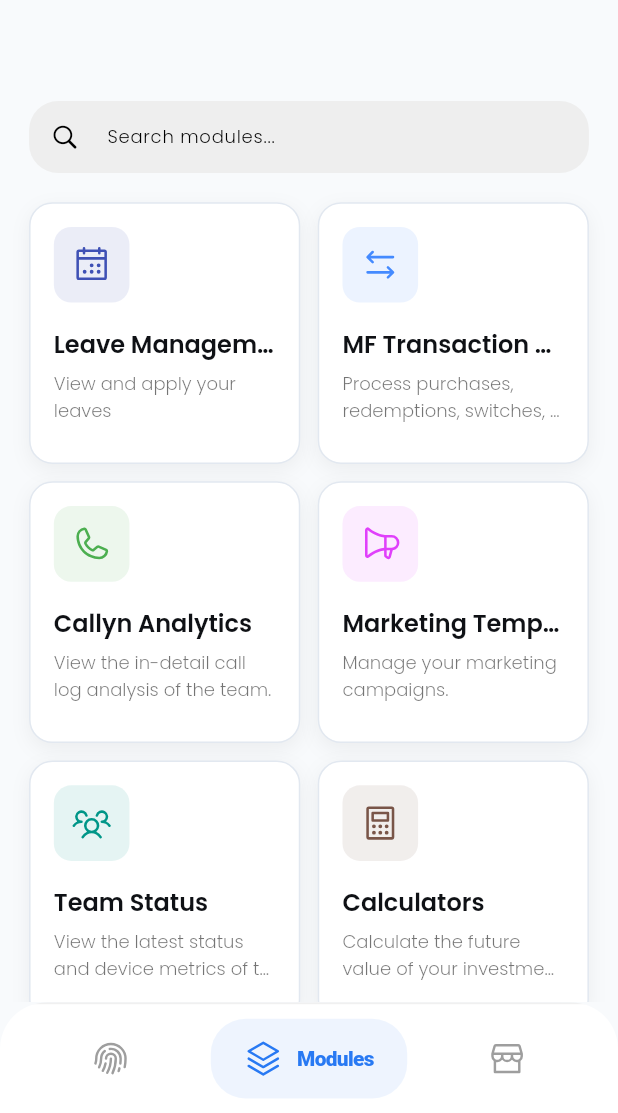
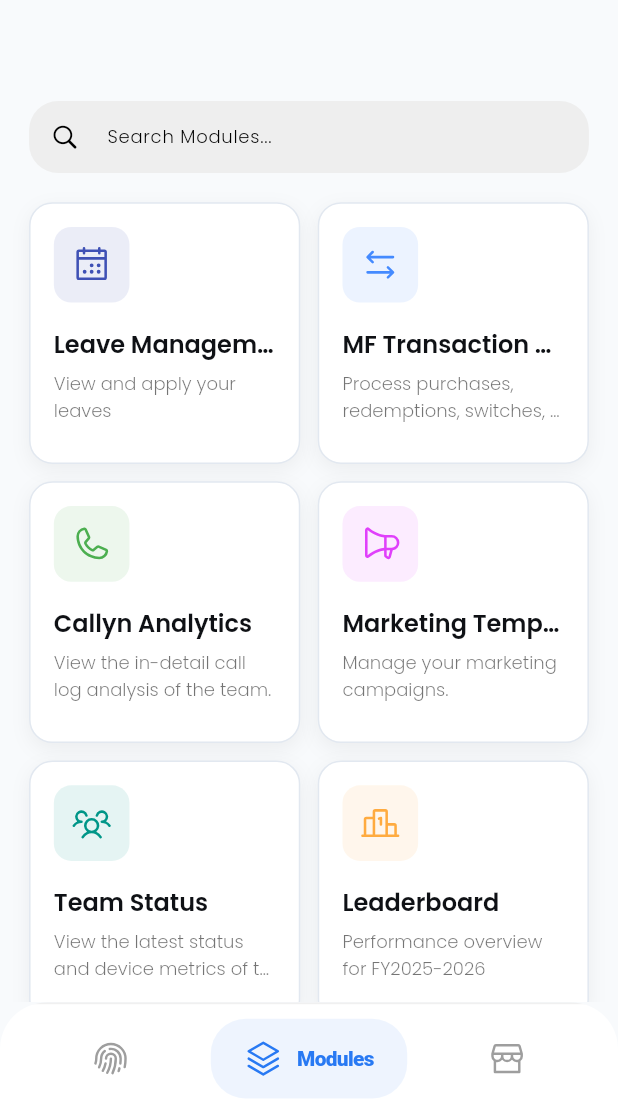
Before and after one commit to aayushman024/mnivesh_central, a Flutter app: the MainScreen screen opened directly, on a phone screen of 412 x 824 dp, the part 123-1236 px from its top. Run offline on Flutter 3.47's test engine with Material 3 defaults, Android fonts, the phone set to English and light mode, and no system bars; our stand-ins replace app_links, cached_network_image, device_info_plus, dio, firebase_core, firebase_messaging and 12 more; missing offline and left inert: flutter_downloader, installed_apps; accounts and stored records are empty; network calls fail.

Commit message:
feat(deeplink): implement deep linking for modules and enhance Callyn Analytics UI
This commit introduces a new deep linking system to navigate directly to specific app modules and refines the visual presentation of analytics widgets. It also expands the available module list and includes minor UI text adjustments.

- **feat(deeplink): add deep link support for module navigation**
  - Configured `CFBundleURLTypes` in iOS `Info.plist` and added a new intent-filter for the `module` host in Android `AndroidManifest.xml`.
  - Updated `MainScreen.dart` to process `mniveshcentral://module?name=...` links.
  - Implemented logic to find matching modules by name, switch to the modules tab, and trigger a `ModuleHeroScreen` transition.
  - Integrated `SnackbarService` to handle errors when a requested module name is not found.

- **feat(ui): refine `CallTypeDoughnut` and `SingleEmployeeSummary` widgets**
  - **`CallTypeDoughnut`**: Changed "Missed" color to `Colors.redAccent` and renamed the label to "Missed/Rejected". Added Phosphor icons (arrow directions) to the legend indicators for better visual clarity.
  - **`SingleEmployeeSummary`**: Expanded abbreviated labels (e.g., "Work Dur." to "Work Duration") for improved readability.

- **feat(modules): update `appModules` data**
  - Added a new "Feedback" module with `PhosphorIconsRegular.exam`.
  - Reordered "Calculators" to the end of the module list.
  - Cleaned up formatting and minor typos in module descriptions.

- **chore(ui): minor text and layout fixes**
  - Updated search hint in `ModuleScreen` to "Search Modules..." (capitalized).
  - Cleaned up redundant whitespace in `moduleScreen_data.dart`.

```diff
--- a/lib/Models/moduleScreen_data.dart
+++ b/lib/Models/moduleScreen_data.dart
@@ -15,7 +15,6 @@
   final Widget? targetScreen;
   // final VoidCallback? onPreload;
 
-
   ModuleItem({
     required this.title,
     required this.description,
@@ -30,8 +29,7 @@
 final List<ModuleItem> appModules = [
   ModuleItem(
     title: "Leave Management",
-    description:
-    "View and apply your leaves",
+    description: "View and apply your leaves",
     icon: PhosphorIconsRegular.calendarDots,
     baseColor: Colors.indigo,
   ),
@@ -45,8 +43,7 @@
   ),
   ModuleItem(
     title: "Callyn Analytics",
-    description:
-    "View the in-detail call log analysis of the team.",
+    description: "View the in-detail call log analysis of the team.",
     icon: PhosphorIconsRegular.phone,
     baseColor: Colors.green,
     targetScreen: const CallynAnalyticsScreen(),
@@ -63,12 +60,7 @@
     description: "View the latest status and device metrics of the team",
     icon: PhosphorIconsRegular.usersThree,
     baseColor: Colors.teal,
-    targetScreen: const TeamStatusScreen()
-  ),ModuleItem(
-    title: "Calculators",
-    description: "Calculate the future value of your investments",
-    icon: PhosphorIconsRegular.calculator,
-    baseColor: Colors.brown,
+    targetScreen: const TeamStatusScreen(),
   ),
   ModuleItem(
     title: "Leaderboard",
@@ -82,4 +74,16 @@
     icon: PhosphorIconsRegular.mapPin,
     baseColor: Colors.redAccent,
   ),
+  ModuleItem(
+    title: "Feedback",
+    description: "Give and view your feedbacks",
+    icon: PhosphorIconsRegular.exam,
+    baseColor: Colors.blueGrey,
+  ),
+  ModuleItem(
+    title: "Calculators",
+    description: "Calculate the future value of your investments",
+    icon: PhosphorIconsRegular.calculator,
+    baseColor: Colors.brown,
+  ),
 ];
--- a/lib/Views/Screens/ModuleScreen.dart
+++ b/lib/Views/Screens/ModuleScreen.dart
@@ -95,7 +95,7 @@
               onChanged: (value) => setState(() => _searchQuery = value),
               style: AppTextStyle.light.small(),
               decoration: InputDecoration(
-                hintText: "Search modules...",
+                hintText: "Search Modules...",
                 prefixIcon: Icon(CupertinoIcons.search, size: 20.sdp),
                 border: OutlineInputBorder(
                   borderRadius: BorderRadius.circular(20.sdp),
--- a/lib/Views/Widgets/CallynAnalytics/SingleEmployeeSummary.dart
+++ b/lib/Views/Widgets/CallynAnalytics/SingleEmployeeSummary.dart
@@ -32,7 +32,7 @@
           children: [
             Expanded(
               child: _StatCard(
-                title: 'Work Dur.',
+                title: 'Work Duration',
                 value: formatDuration(workDur),
                 icon: PhosphorIcons.briefcase(PhosphorIconsStyle.fill),
                 color: GraphColors.workDuration,
@@ -41,7 +41,7 @@
             SizedBox(width: 12.sdp),
             Expanded(
               child: _StatCard(
-                title: 'Pers. Dur.',
+                title: 'Personal Duration',
                 value: formatDuration(persDur),
                 icon: PhosphorIcons.user(PhosphorIconsStyle.fill),
                 color: GraphColors.personalDur,
@@ -51,7 +51,7 @@
         ),
         SizedBox(height: 12.sdp),
         _StatCard(
-          title: 'Avg Call Duration',
+          title: 'Average Call Duration',
           value: formatDuration(avgDur),
           icon: PhosphorIcons.trendUp(PhosphorIconsStyle.fill),
           color: GraphColors.avgDuration,
```
Also changed, not shown: lib/Views/Screens/MainScreen.dart (+42 -5 lines), lib/Views/Widgets/CallynAnalytics/CallTypeDoughnut.dart (+19 -8 lines), 2 other files.
